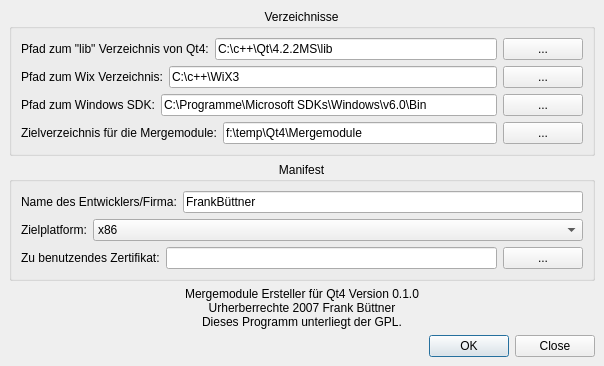
Above: Merge Module/Qt MS/Entwicklung/Dialoge/HauptBasis.ui from BackupTheBerlios/qtsbsa-svn before the change. Below: the same form after it.
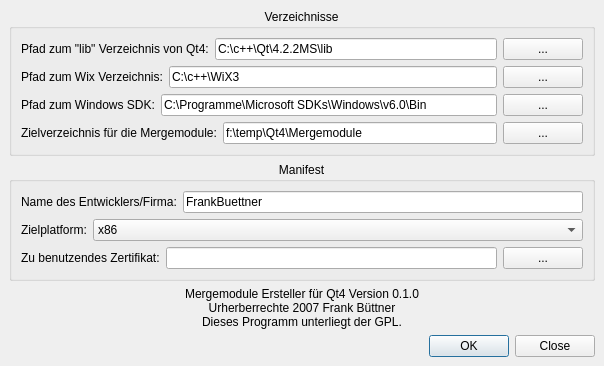
That is the form after the change.

Diff of the .ui file:
```diff
--- a/Merge Module/Qt MS/Entwicklung/Dialoge/HauptBasis.ui
+++ b/Merge Module/Qt MS/Entwicklung/Dialoge/HauptBasis.ui
@@ -258,7 +258,7 @@
             </sizepolicy>
            </property>
            <property name="text" >
-            <string>FrankBüttner</string>
+            <string>FrankBuettner</string>
            </property>
           </widget>
          </item>
```
Left out of the diff: 7 changed lines with no effect on the pictures.
